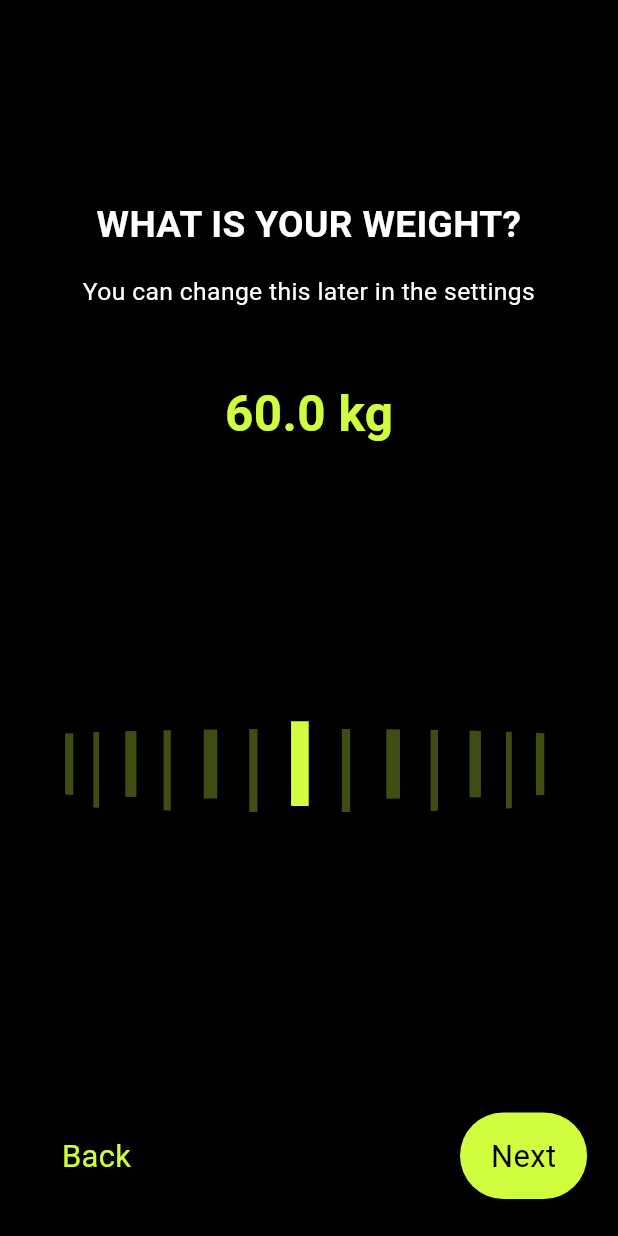
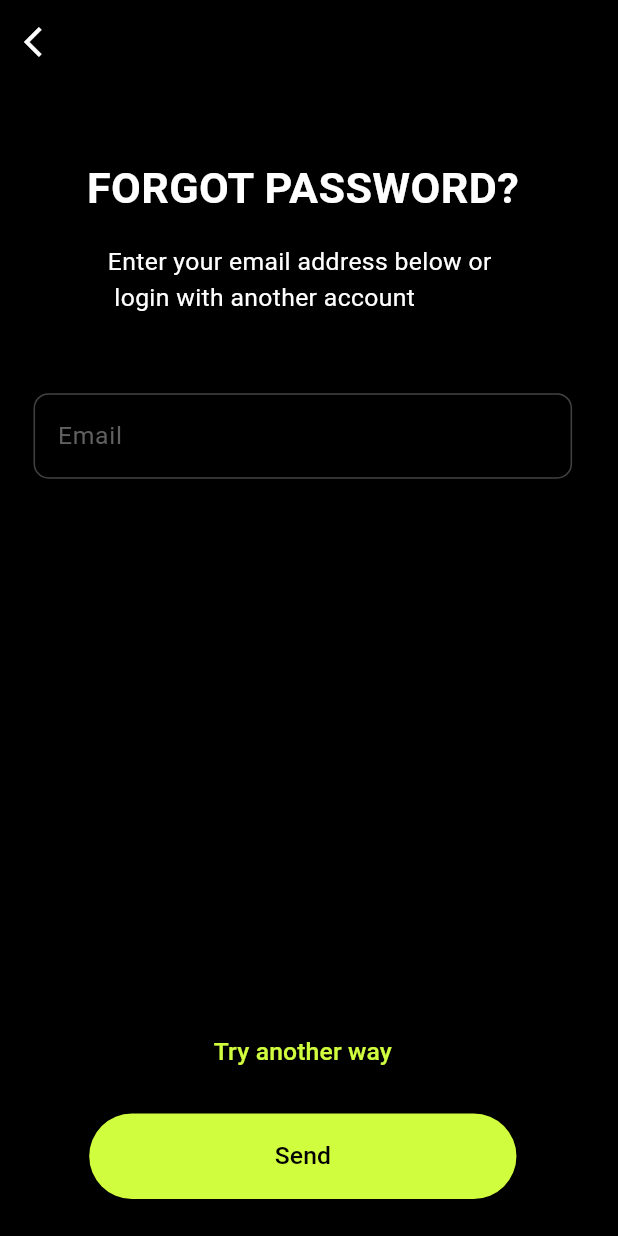
Before and after one commit to Amogh2409/fitness_app_GFG_frontend, a Flutter app: the screen it shows after launch, on a phone screen of 412 x 824 dp. Run offline on Flutter 3.47's test engine with Material 3 defaults, Android fonts, the phone set to English and light mode, and no system bars; our stand-ins replace smooth_page_indicator.

Commit message:
Day - 4 Forgot password Page, Routes

```diff
--- a/lib/main.dart
+++ b/lib/main.dart
@@ -1,4 +1,5 @@
 import 'package:fitness_app_live/screens/GoalScreen/GoalScreen.dart';
+import 'package:fitness_app_live/screens/Login%20signUp/forgotPassword.dart';
 import 'package:fitness_app_live/screens/OnBoardingScreen/onBoardingScreen.dart';
 import 'package:fitness_app_live/screens/activityLevelScreen/activityLevelScreen.dart';
 import 'package:fitness_app_live/screens/weightScreen/WeightScreen.dart';
@@ -31,7 +32,7 @@ class MyApp extends StatelessWidget {
         '/goal': (context) => GoalPage(),
       },
       debugShowCheckedModeBanner: false,
-      home: WeightPage(),
+      home: ForgotPassword(),
     );
   }
 }
--- a/lib/screens/GoalScreen/GoalScreen.dart
+++ b/lib/screens/GoalScreen/GoalScreen.dart
@@ -51,7 +51,9 @@ class _GoalPageState extends State<GoalPage> {
               height: size.height * 0.5,
               child: listwheelScrollView(items: items,),
             ),
-            DetailPageButton(text: 'Next', onTap: () {}, showBackButton: true,
+            DetailPageButton(text: 'Next', onTap: () {
+              Navigator.pushNamed(context, '/activity');
+            }, showBackButton: true,
             onBackTap: (){
               Navigator.pop(context);
             },),
--- /dev/null
+++ b/lib/screens/Login signUp/forgotPassword.dart
@@ -0,0 +1,129 @@
+import 'package:fitness_app_live/constants/color.dart';
+import 'package:flutter/material.dart';
+
+class ForgotPassword extends StatelessWidget {
+  const ForgotPassword({super.key});
+
+  @override
+  Widget build(BuildContext context) {
+    var size = MediaQuery.of(context).size;
+    return SafeArea(
+        child: Scaffold(
+
+      backgroundColor: Colors.black,
+      appBar: AppBar(
+        leading: IconButton(
+          icon: const Icon(Icons.arrow_back_ios),
+          onPressed: () {
+            Navigator.pop(context);
+          },
+          color: Colors.white,
+        ),
+        backgroundColor: Colors.transparent,
+      ),
+      body: Container(
+        width: size.width,
+        height: size.height,
+        padding: EdgeInsets.only(
+          top: size.height * 0.06,
+          left: size.width * 0.03,
+          right: size.width * 0.05,
+          bottom: size.height * 0.03,
+        ),
+        child: Column(
+          children: [
+            Text(
+              'Forgot Password?'.toUpperCase(),
+              style: TextStyle(
+                color: Colors.white,
+                fontSize: size.width * 0.07,
+                fontWeight: FontWeight.bold,
+              ),
+              textAlign: TextAlign.left,
+            ),
+            SizedBox(
+              height: size.height * 0.02,
+            ),
+            Text(
+              'Enter your email address below or \n login with another account',
+              style: TextStyle(
+                color: Colors.white,
+                fontSize: size.width * 0.04,
+              ),
+              textAlign: TextAlign.left,
+            ),
+            SizedBox(
+              height: size.height * 0.05,
+            ),
+            Padding(
+              padding: const EdgeInsets.all(10.0),
+              child: TextFormField(
+                keyboardType: TextInputType.emailAddress,
+                decoration: InputDecoration(
+                  hintText: 'Email',
+                  hintStyle: TextStyle(
+                    color: Colors.grey.shade700,
+                    fontSize: size.width * 0.04,
+                  ),
+                  fillColor: Colors.grey.shade800,
+                  enabledBorder: OutlineInputBorder(
+                    borderRadius: BorderRadius.circular(10),
+                    borderSide: BorderSide(
+                      color: Colors.grey.shade800,
+                    ),
+                  ),
+                  focusedBorder: const UnderlineInputBorder(
+                    borderSide: BorderSide(
+                      color: Colors.white,
+                    ),
+                  ),
+                ),
+              ),
+            ),
+            Spacer(),
+            Container(
+              width: size.width * 0.9,
+              alignment: Alignment.center,
+              child: TextButton(
+                onPressed: () {},
+                child: Text(
+                  'Try another way',
+                  style: TextStyle(
+                    color: PrimaryColor,
+                    fontSize: size.width * 0.04,
+                  ),
+                ),
+              ),
+            ),
+            SizedBox(
+              height: size.height * 0.02,
+            ),
+            Container(
+              alignment: Alignment.center,
+              child: ElevatedButton(
+                onPressed: () {},
+                style: ElevatedButton.styleFrom(
+                  backgroundColor: PrimaryColor,
+                  padding: EdgeInsets.symmetric(
+                    horizontal: size.width * 0.3,
+                    vertical: size.height * 0.02,
+                  ),
+                  shape: RoundedRectangleBorder(
+                    borderRadius: BorderRadius.circular(50),
+                  ),
+                ),
+                child: Text(
+                  'Send',
+                  style: TextStyle(
+                    color: Colors.black,
+                    fontSize: size.width * 0.04,
+                  ),
+                ),
+              ),
+            )
+          ],
+        ),
+      ),
+    ));
+  }
+}
```
